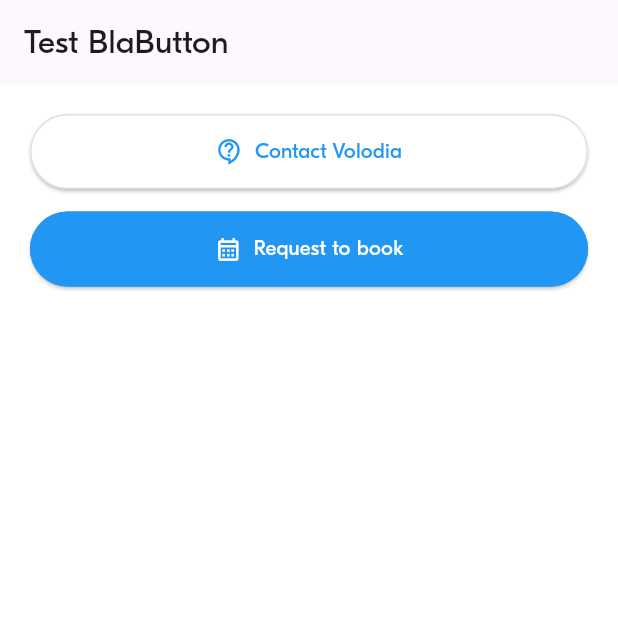
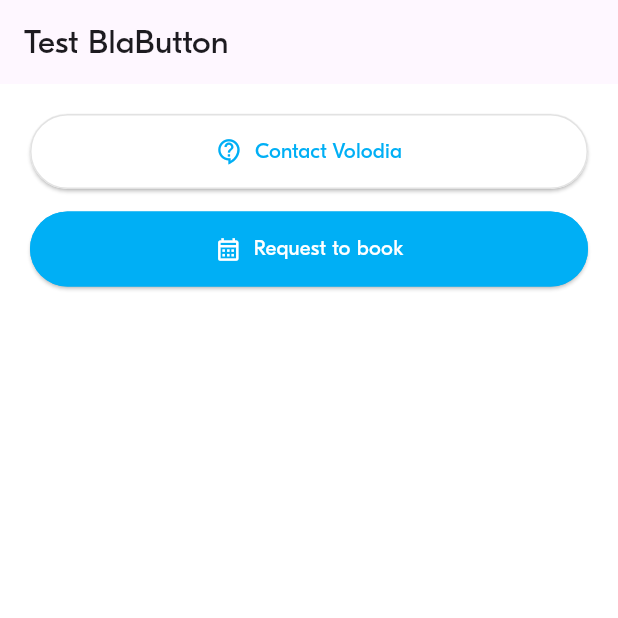
Before and after one commit to ehak-math/FlutterCourse, a Flutter app: the screen it shows after launch, on a phone screen of 412 x 824 dp, the top half of it. Run offline on Flutter 3.47's test engine with Material 3 defaults, Android fonts, the phone set to English and light mode, and no system bars; our stand-ins replace cached_network_image, carousel_slider, shared_preferences, shimmer; project files that could hold a hidden picture were left out.

Commit message:
BLA-003 – Implement BlaButton

```diff
--- a/Mobile_Development - Part 2/W3_Practice/lib/widgets/bla_button.dart
+++ b/Mobile_Development - Part 2/W3_Practice/lib/widgets/bla_button.dart
@@ -1,4 +1,5 @@
 import 'package:flutter/material.dart';
+import '../theme/theme.dart';
 
 class BlaButton extends StatelessWidget {
   final String label;
@@ -22,11 +23,11 @@ class BlaButton extends StatelessWidget {
       onPressed: onPressed,
       style: ElevatedButton.styleFrom(
         padding: EdgeInsets.all(15),
-        iconColor: isPrimary ? Colors.white : Colors.blue,
-        backgroundColor: isPrimary ? Colors.blue : Colors.white,
-        foregroundColor: isPrimary ? Colors.white : Colors.blue,
+        iconColor: isPrimary ? BlaColors.white : BlaColors.primary,
+        backgroundColor: isPrimary ? BlaColors.backGroundColor : BlaColors.white,
+        foregroundColor: isPrimary ? BlaColors.white : BlaColors.primary,
         side: BorderSide(
-          color: isPrimary ? Colors.blue : Colors.grey[300]!,
+          color: isPrimary ? BlaColors.primary : BlaColors.disabled,
         ),
         shape: RoundedRectangleBorder(
           borderRadius: BorderRadius.circular(30),
```
